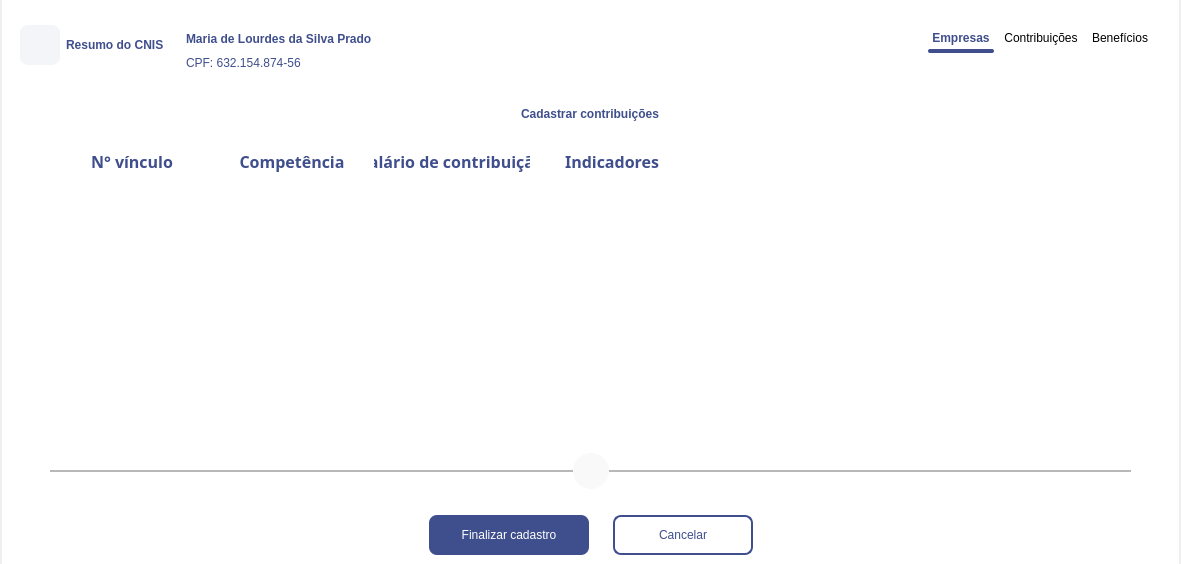
The window that Design/UI/wdgResumoCNIS.ui (newprev/PrevCliente) describes before a commit, drawn with Qt 5.
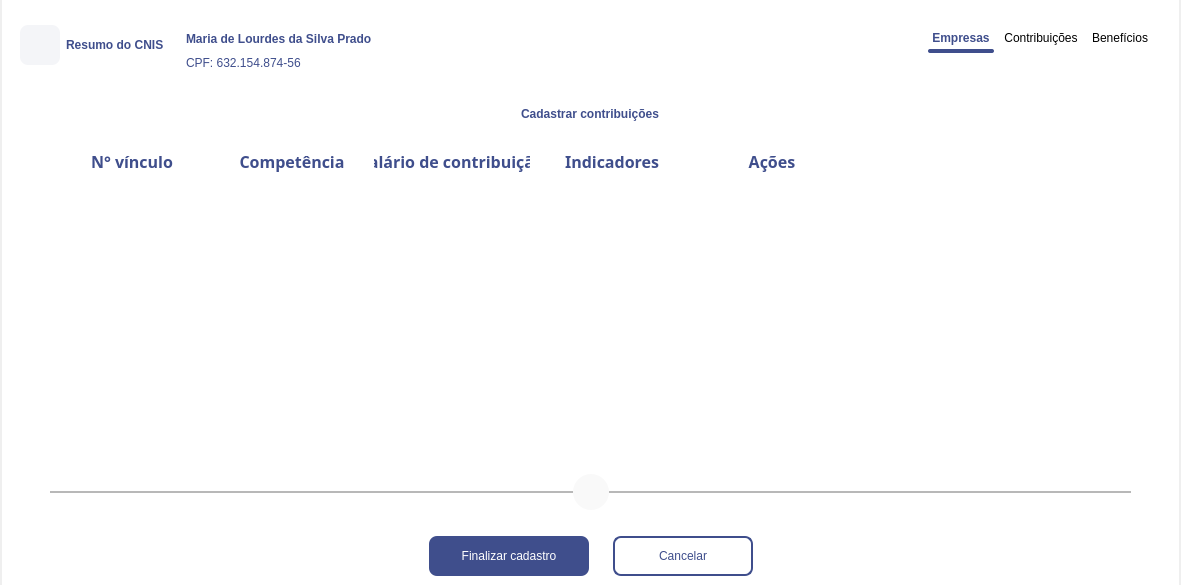
The same window after the commit. The open tabs and pages were chosen to show the change. Icons and pictures are not drawn.

Diff of the .ui file:
```diff
--- a/Design/UI/wdgResumoCNIS.ui
+++ b/Design/UI/wdgResumoCNIS.ui
@@ -7,7 +7,7 @@
     <x>0</x>
     <y>0</y>
     <width>1181</width>
-    <height>564</height>
+    <height>585</height>
    </rect>
   </property>
   <property name="sizePolicy">
@@ -2678,9 +2678,24 @@
                  </property>
                  <item>
                   <widget class="QTableWidget" name="tblCadContrib">
+                   <property name="sizePolicy">
+                    <sizepolicy hsizetype="MinimumExpanding" vsizetype="Expanding">
+                     <horstretch>0</horstretch>
+                     <verstretch>0</verstretch>
+                    </sizepolicy>
+                   </property>
+                   <property name="maximumSize">
+                    <size>
+                     <width>16777215</width>
+                     <height>600</height>
+                    </size>
+                   </property>
                    <property name="frameShape">
                     <enum>QFrame::NoFrame</enum>
                    </property>
+                   <property name="sizeAdjustPolicy">
+                    <enum>QAbstractScrollArea::AdjustToContents</enum>
+                   </property>
                    <attribute name="horizontalHeaderCascadingSectionResizes">
                     <bool>true</bool>
                    </attribute>
@@ -2824,6 +2839,38 @@
                      </brush>
                     </property>
                    </column>
+                   <column>
+                    <property name="text">
+                     <string>Ações</string>
+                    </property>
+                    <property name="font">
+                     <font>
+                      <family>Avenir LT Std</family>
+                      <pointsize>12</pointsize>
+                      <weight>75</weight>
+                      <bold>true</bold>
+                     </font>
+                    </property>
+                    <property name="textAlignment">
+                     <set>AlignCenter</set>
+                    </property>
+                    <property name="background">
+                     <color>
+                      <red>255</red>
+                      <green>255</green>
+                      <blue>255</blue>
+                     </color>
+                    </property>
+                    <property name="foreground">
+                     <brush brushstyle="SolidPattern">
+                      <color alpha="255">
+                       <red>63</red>
+                       <green>78</green>
+                       <blue>140</blue>
+                      </color>
+                     </brush>
+                    </property>
+                   </column>
                   </widget>
                  </item>
                  <item>
```
Left out of the diff: 233 changed lines with no effect on the pictures.
